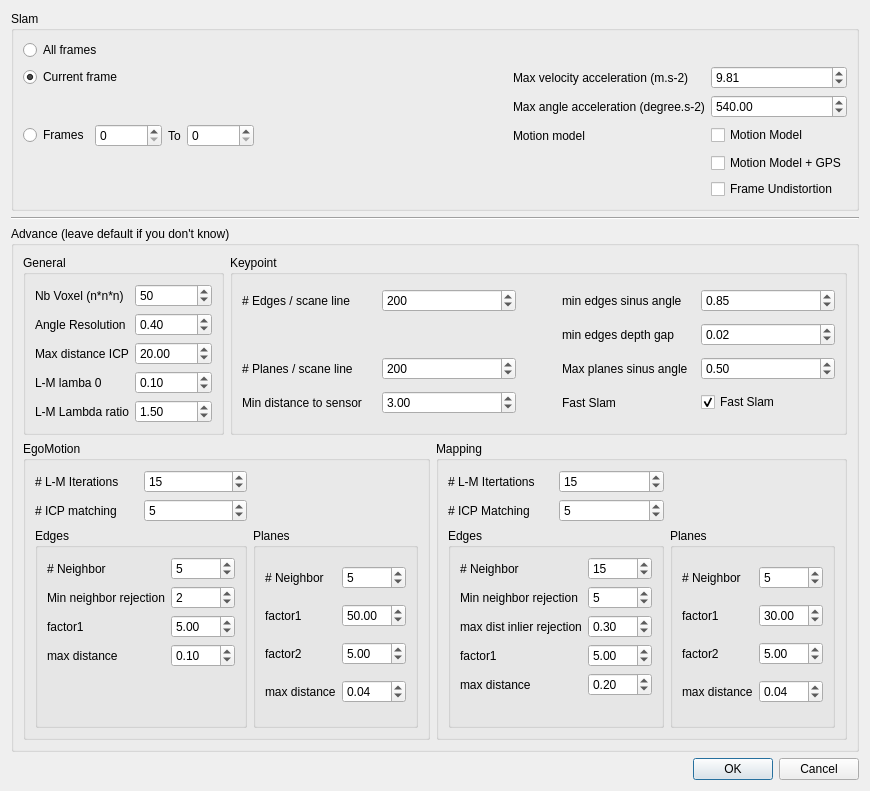
Before: the Qt Designer form VelodyneHDL/vvSlamConfigurationDialog.ui in Kitware/VeloView, drawn with Qt 5.
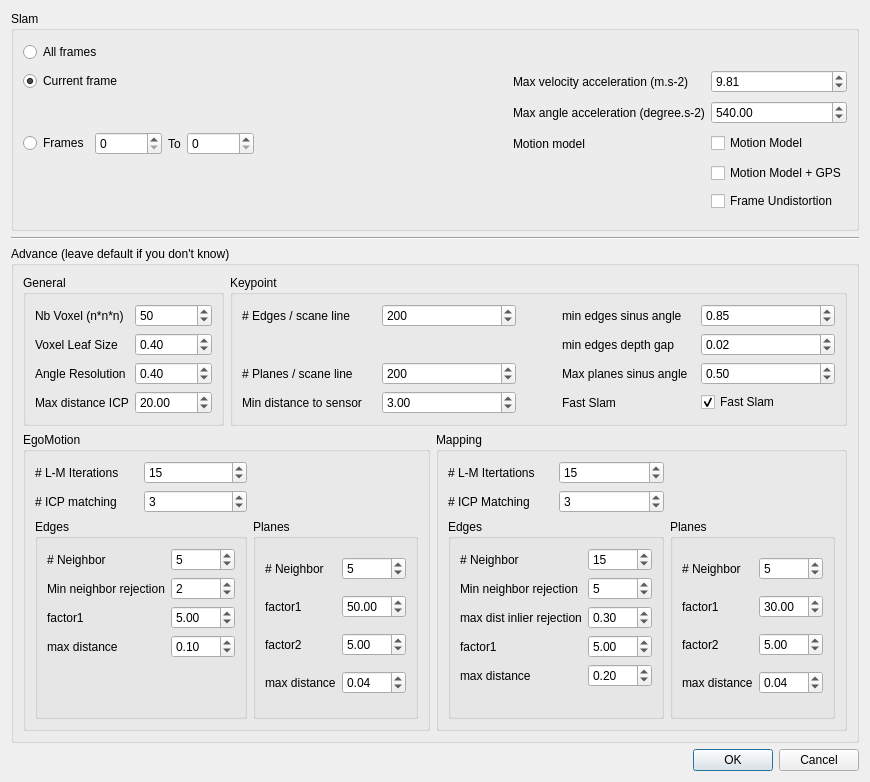
After: the same form once the commit is applied.

Commit message: Speed-up slam and blobs keypoints rework

The edit to the form file:
```diff
--- a/VelodyneHDL/vvSlamConfigurationDialog.ui
+++ b/VelodyneHDL/vvSlamConfigurationDialog.ui
@@ -50,7 +50,7 @@
          <item row="1" column="1">
           <widget class="QSpinBox" name="Mapping_ICPMaxIter">
            <property name="value">
-            <number>5</number>
+            <number>3</number>
            </property>
           </widget>
          </item>
@@ -546,7 +546,7 @@
          <item row="1" column="2">
           <widget class="QSpinBox" name="EgoMotion_ICPMaxIter">
            <property name="value">
-            <number>5</number>
+            <number>3</number>
            </property>
           </widget>
          </item>
@@ -569,7 +569,7 @@
            </property>
           </widget>
          </item>
-         <item row="1" column="1">
+         <item row="2" column="1">
           <widget class="QDoubleSpinBox" name="AngleResolution">
            <property name="value">
             <double>0.400000000000000</double>
@@ -583,55 +583,38 @@
            </property>
           </widget>
          </item>
-         <item row="3" column="0">
-          <widget class="QLabel" name="label_30">
-           <property name="text">
-            <string>L-M lamba 0</string>
-           </property>
-          </widget>
-         </item>
-         <item row="2" column="1">
+         <item row="3" column="1">
           <widget class="QDoubleSpinBox" name="MaxDistanceICP">
            <property name="value">
             <double>20.000000000000000</double>
            </property>
           </widget>
          </item>
-         <item row="3" column="1">
-          <widget class="QDoubleSpinBox" name="Lambda0">
-           <property name="singleStep">
-            <double>0.100000000000000</double>
-           </property>
-           <property name="value">
-            <double>0.100000000000000</double>
-           </property>
-          </widget>
-         </item>
-         <item row="1" column="0">
+         <item row="2" column="0">
           <widget class="QLabel" name="label_3">
            <property name="text">
             <string>Angle Resolution</string>
            </property>
           </widget>
          </item>
-         <item row="2" column="0">
+         <item row="3" column="0">
           <widget class="QLabel" name="label_29">
            <property name="text">
             <string>Max distance ICP</string>
            </property>
           </widget>
          </item>
-         <item row="4" column="0">
-          <widget class="QLabel" name="label_31">
+         <item row="1" column="0">
+          <widget class="QLabel" name="label_30">
            <property name="text">
-            <string>L-M Lambda ratio</string>
+            <string>Voxel Leaf Size </string>
            </property>
           </widget>
          </item>
-         <item row="4" column="1">
-          <widget class="QDoubleSpinBox" name="LambdaRatio">
+         <item row="1" column="1">
+          <widget class="QDoubleSpinBox" name="LeafSize">
            <property name="value">
-            <double>1.500000000000000</double>
+            <double>0.400000000000000</double>
            </property>
           </widget>
          </item>
```
The commit also changes 5 other files.
